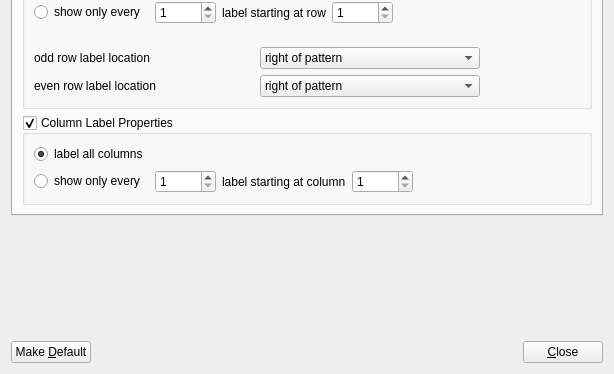
Qt form sconcho/gui/ui/preferences_dialog.ui (haskelladdict/sconcho) before a commit; both pictures show x 0 to 614 and y 328 to 702 of the 614 by 702 pixel window.
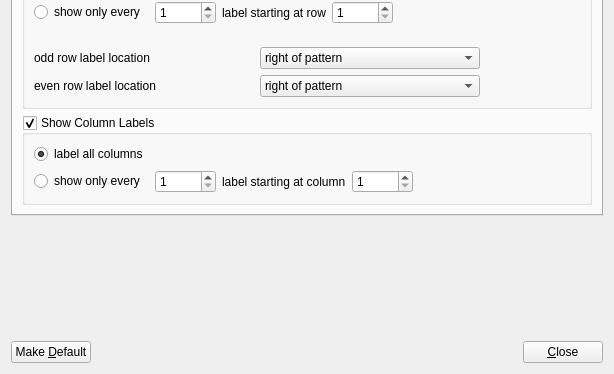
The same form after that commit. The open tabs and pages were chosen to show the change.

```diff
--- a/sconcho/gui/ui/preferences_dialog.ui
+++ b/sconcho/gui/ui/preferences_dialog.ui
@@ -412,7 +412,7 @@
        <item>
         <widget class="QGroupBox" name="showColumnLabelChecker">
          <property name="title">
-          <string>Column Label Properties</string>
+          <string>Show Column Labels</string>
          </property>
          <property name="checkable">
           <bool>true</bool>
```
